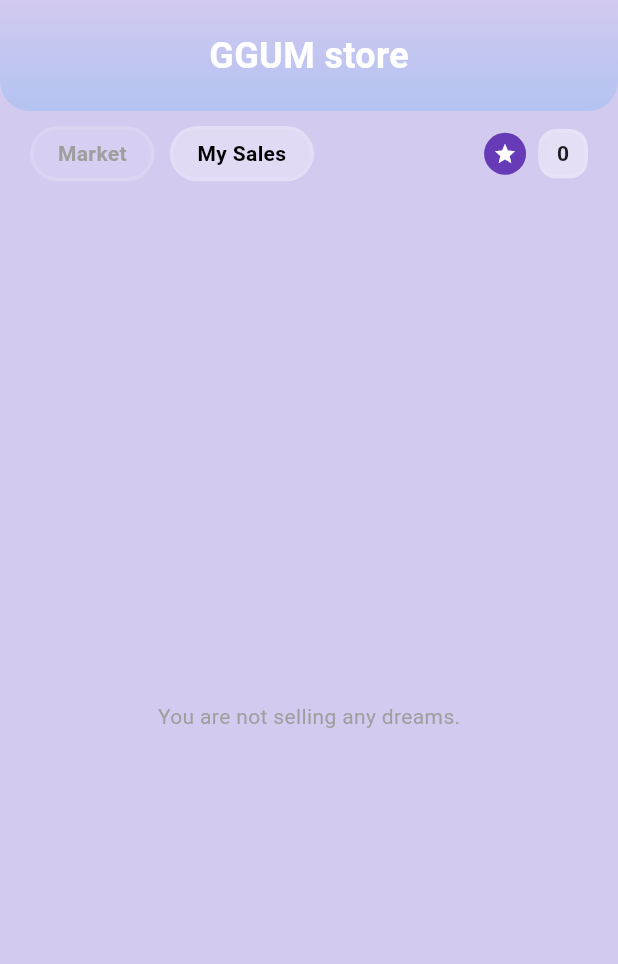
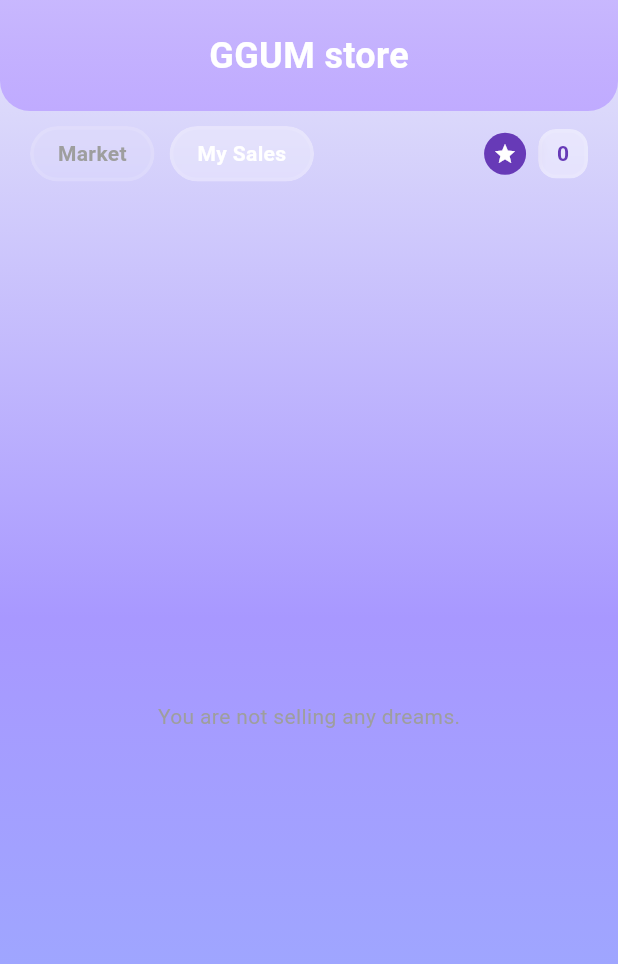
Before and after one commit to evaseo0078/ggumdream, a Flutter app: the DiaryShopScreen screen opened by its route, after a tap on "My Sales", on a phone screen of 412 x 824 dp. Shown: the top 964 px of the screen. Run offline on Flutter 3.47's test engine with Material 3 defaults, Android fonts, the light colour scheme and no system bars; our stand-ins replace cloud_firestore, cloud_functions, firebase_auth, firebase_core, fl_chart, flutter_dotenv and 7 more; accounts and stored records are empty; Roboto replaces fonts that are missing (GgumFont, Stencil).

Commit message:
shop화면/diary_detail 일관되게

```diff
--- a/lib/features/diary/presentation/diary_shop_screen.dart
+++ b/lib/features/diary/presentation/diary_shop_screen.dart
@@ -28,8 +28,19 @@ class _DiaryShopScreenState extends ConsumerState<DiaryShopScreen> {
         : shopItems.where((item) => item.sellerUid != userState.userId).toList();
 
     return Scaffold(
-      backgroundColor: const Color.fromARGB(255, 211,202,239), // Light sky blue background
-      body: SafeArea(
+      body: Container(
+        decoration: const BoxDecoration(
+          gradient: LinearGradient(
+            begin: Alignment.topCenter,
+            end: Alignment.bottomCenter,
+            colors: [
+              Color(0xFFE6E6FA), // Light purple
+              Color.fromARGB(255, 168, 152, 255),
+              Color.fromARGB(255, 152, 176, 255) // Dark purple
+            ],
+          ),
+        ),
+        child: SafeArea(
           child: Column(
             children: [
               Container(
@@ -40,8 +51,9 @@ class _DiaryShopScreenState extends ConsumerState<DiaryShopScreen> {
                     begin: Alignment.topCenter,
                     end: Alignment.bottomCenter,
                     colors: [
-                    Color.fromARGB(255, 211,202,239), // Light blue-gray
-                    Color.fromARGB(200, 172,193,242), // Darker blue-gray
+                       Color.fromARGB(200, 192, 171, 255),
+                      Color.fromARGB(255, 192, 171, 255), // Light blue-gray
+                      // Darker blue-gray
                     ],
                   ),
                   borderRadius: BorderRadius.vertical(bottom: Radius.circular(20)),
@@ -78,7 +90,7 @@ class _DiaryShopScreenState extends ConsumerState<DiaryShopScreen> {
                             padding: const EdgeInsets.symmetric(horizontal: 10, vertical: 4),
                             child: Text(
                               "${userState.coins}",
-                            style: const TextStyle(fontWeight: FontWeight.bold),
+                              style: const TextStyle(fontWeight: FontWeight.bold, color: Colors.deepPurple),
                             ),
                           ),
                         ),
@@ -108,6 +120,7 @@ class _DiaryShopScreenState extends ConsumerState<DiaryShopScreen> {
             ],
           ),
         ),
+      ),
     );
   }
 
@@ -127,7 +140,7 @@ class _DiaryShopScreenState extends ConsumerState<DiaryShopScreen> {
             text,
             style: TextStyle(
               fontWeight: FontWeight.bold,
-              color: isActive ? Colors.black : Colors.grey,
+              color: isActive ? Colors.white : Colors.grey, // Changed active text color to white
             ),
           ),
         ),
```
Also changed, not shown: lib/features/diary/presentation/diary_detail_screen.dart (+85 -37 lines), lib/features/diary/presentation/diary_list_screen.dart (+8 -2 lines). Lines whose indentation alone changed are shown as unchanged.
